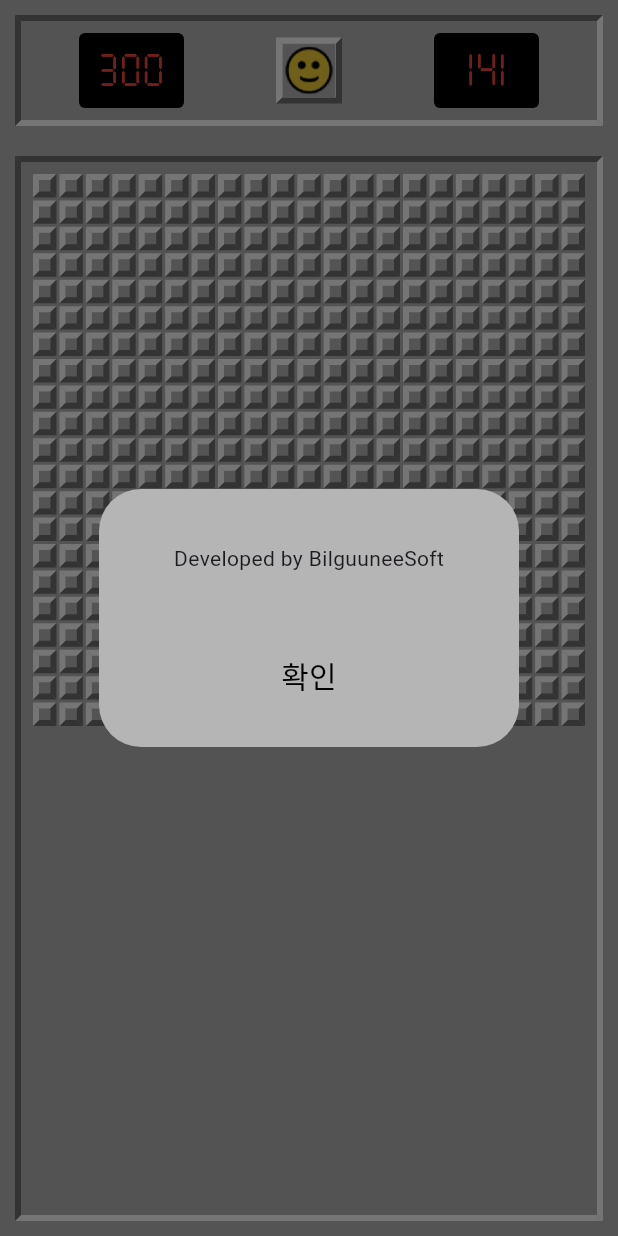
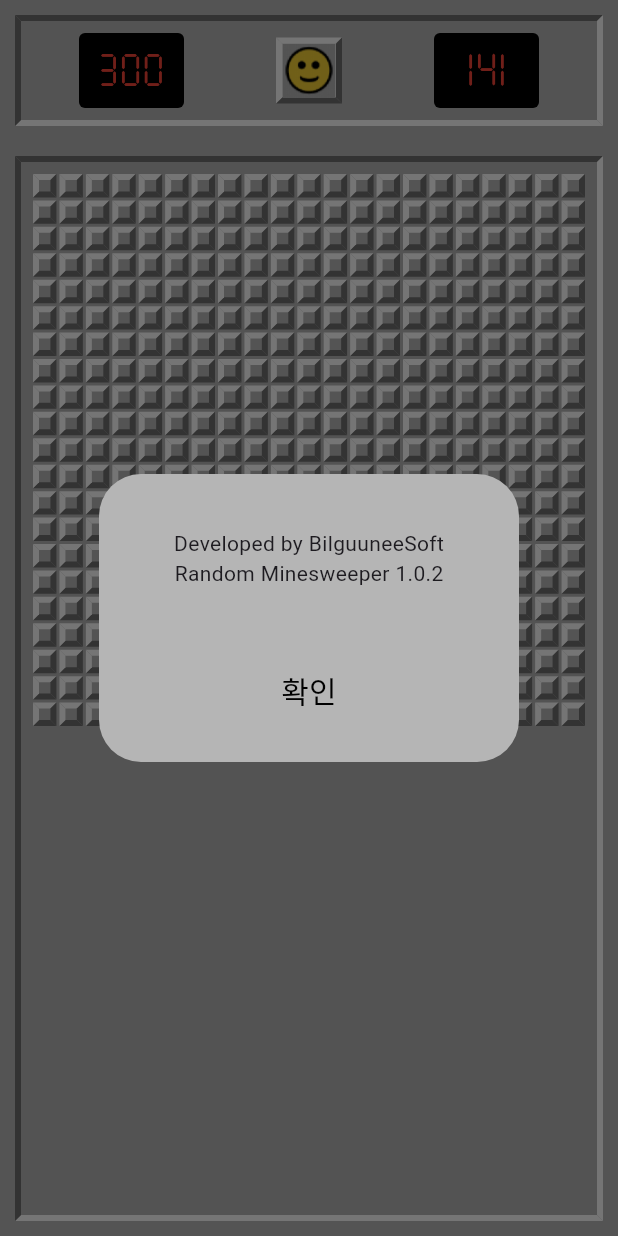
Before and after one commit to YouraYoon/mainsweeper, a Flutter app: the screen it shows after launch, after a tap on an icon or button, on a phone screen of 412 x 824 dp. Run offline on Flutter 3.47's test engine with Material 3 defaults, Android fonts, the phone set to English and light mode, and no system bars; missing offline and left inert: window_manager.

```diff
--- a/lib/main.dart
+++ b/lib/main.dart
@@ -250,7 +250,10 @@ class _RandomMineSweeper extends State<RandomMineSweeper> {
             padding: const EdgeInsets.all(20),
             child: Column(
               mainAxisSize: MainAxisSize.min,
-              children: [Text("Developed by BilguuneeSoft")],
+              children: [
+                Text("Developed by BilguuneeSoft"),
+                Text("Random Minesweeper 1.0.2"),
+              ],
             ),
           ),
           actionsAlignment: MainAxisAlignment.center,
--- a/pubspec.yaml
+++ b/pubspec.yaml
@@ -97,9 +97,11 @@ flutter_icons:
   # 윈도우, 맥OS 아이콘을 생성할지 여부
   windows:
     generate: true
-    icon_size: 256 # .ico 파일에 포함될 아이콘 크기
+    image_path: "assets/icon/mine_icon.ico"
+    icon_size: 48 # .ico 파일에 포함될 아이콘 크기
   macos:
     generate: true
 
   # 1단계에서 준비한 아이콘 이미지 경로를 정확하게 입력합니다.
-  image_path: "assets/icon/mine_icon.png"
+    image_path: "assets/icon/mine_icon.ico"
+    icon_size: 48
```
Also changed, not shown: 1 other file.
